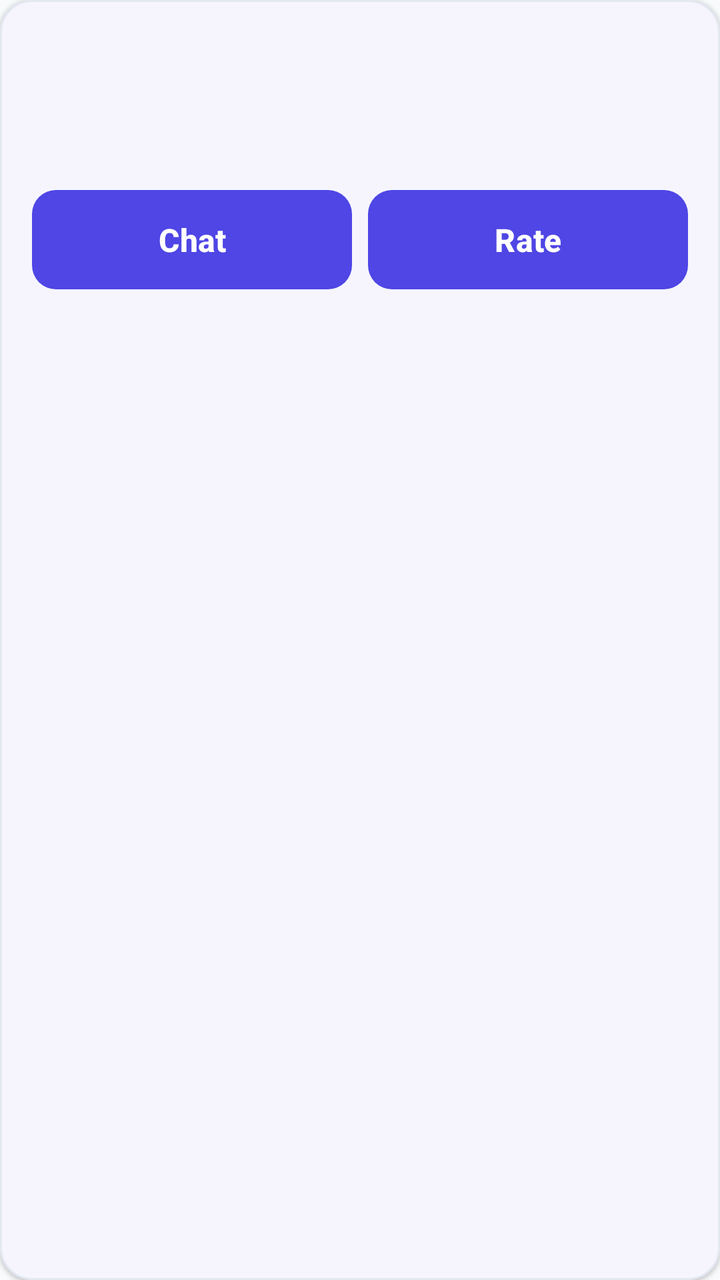
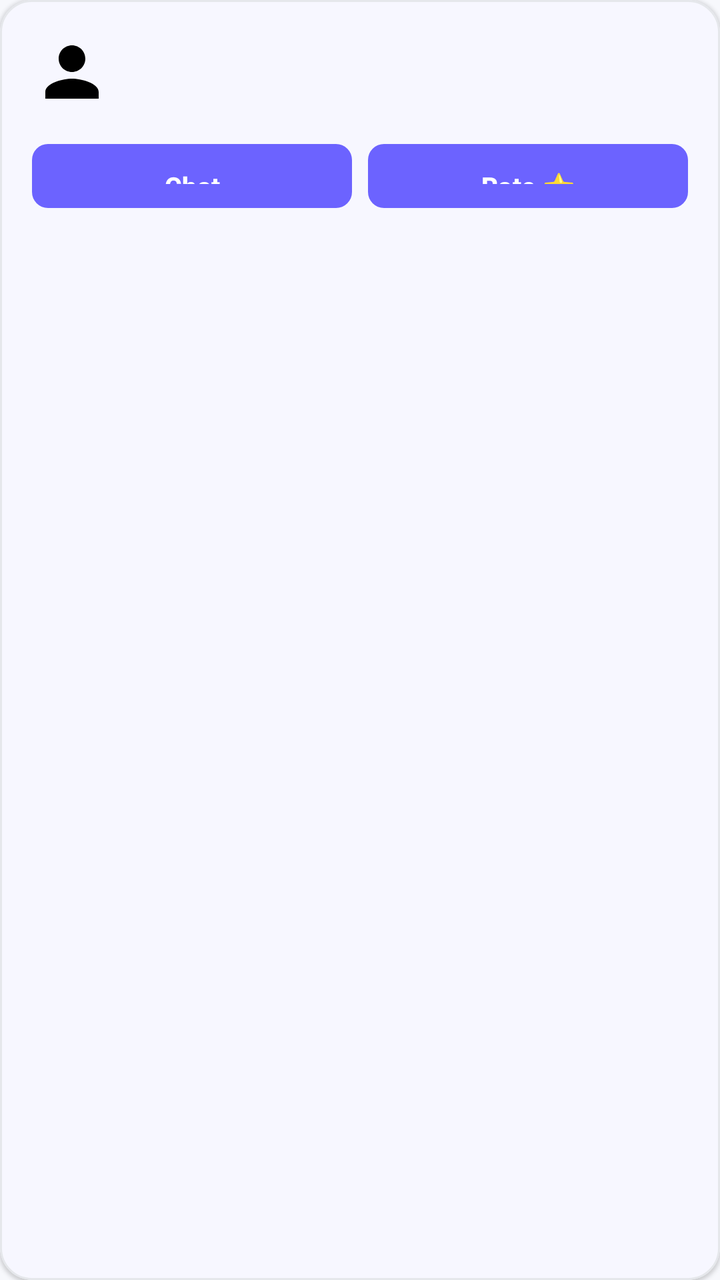

Before-and-after screenshots of an Android layout around one commit, followed by the original layout XML and the change that was made.
<!-- AndroidManifest.xml: application theme Theme.SkillBarter -->
<!-- res/layout/item_exchange.xml -->
<?xml version="1.0" encoding="utf-8"?>
<com.google.android.material.card.MaterialCardView xmlns:android="http://schemas.android.com/apk/res/android"
    xmlns:app="http://schemas.android.com/apk/res-auto"
    android:layout_width="match_parent"
    android:layout_height="wrap_content"
    android:layout_marginBottom="12dp"
    android:clickable="true"
    android:focusable="true"
    app:cardBackgroundColor="@color/surface_white"
    app:cardCornerRadius="16dp"
    app:cardElevation="1dp"
    app:strokeColor="@color/divider_color"
    app:strokeWidth="1dp">

    <LinearLayout
        android:layout_width="match_parent"
        android:layout_height="wrap_content"
        android:orientation="vertical"
        android:padding="16dp">

        <TextView
            android:id="@+id/tvPartnerName"
            android:layout_width="match_parent"
            android:layout_height="wrap_content"
            android:textColor="@color/text_primary"
            android:textSize="16sp"
            android:textStyle="bold" />

        <TextView
            android:id="@+id/tvSkills"
            android:layout_width="match_parent"
            android:layout_height="wrap_content"
            android:layout_marginTop="4dp"
            android:textColor="@color/primary"
            android:textSize="14sp" />

        <TextView
            android:id="@+id/tvStatus"
            android:layout_width="match_parent"
            android:layout_height="wrap_content"
            android:layout_marginTop="2dp"
            android:textColor="@color/text_secondary"
            android:textSize="12sp" />

        <LinearLayout
            android:layout_width="match_parent"
            android:layout_height="wrap_content"
            android:layout_marginTop="12dp"
            android:orientation="horizontal">

            <Button
                android:id="@+id/btnChat"
                style="@style/Widget.SkillBarter.Button"
                android:layout_width="0dp"
                android:layout_height="wrap_content"
                android:layout_marginEnd="8dp"
                android:layout_weight="1"
                android:text="@string/exchanges_chat" />

            <Button
                android:id="@+id/btnRate"
                style="@style/Widget.SkillBarter.Button"
                android:layout_width="0dp"
                android:layout_height="wrap_content"
                android:layout_weight="1"
                android:text="@string/exchanges_rate" />

        </LinearLayout>

    </LinearLayout>

</com.google.android.material.card.MaterialCardView>
<!-- resources referenced by this layout -->
<resources>
  <color name="divider_color">#E2E8F0</color>
  <color name="primary">#4F46E5</color>
  <color name="surface_white">#FFFFFF</color>
  <color name="text_primary">#0F172A</color>
  <color name="text_secondary">#64748B</color>
  <string name="exchanges_chat">Chat</string>
  <string name="exchanges_rate">Rate</string>
  <style name="Widget.SkillBarter.Button" parent="Widget.Material3.Button">
          <item name="backgroundTint">@color/primary</item>
          <item name="android:textColor">@color/white</item>
          <item name="cornerRadius">12dp</item>
          <item name="android:paddingTop">14dp</item>
          <item name="android:paddingBottom">14dp</item>
          <item name="android:textStyle">bold</item>
          <item name="android:textSize">16sp</item>
      </style>
  <style name="Theme.SkillBarter" parent="Base.Theme.SkillBarter" />
  <color name="white">#FFFFFF</color>
  <style name="Base.Theme.SkillBarter" parent="Theme.Material3.DayNight.NoActionBar">
          <item name="colorPrimary">@color/primary</item>
          <item name="colorOnPrimary">@color/white</item>
          <item name="colorPrimaryContainer">@color/primary_light</item>
          <item name="colorOnPrimaryContainer">@color/primary</item>
          <item name="android:colorBackground">@color/bg_light</item>
          <item name="colorSurface">@color/surface_white</item>
          <item name="colorOnSurface">@color/text_primary</item>
          <item name="colorOnSurfaceVariant">@color/text_secondary</item>
          <item name="android:statusBarColor">@color/bg_light</item>
          <item name="android:windowLightStatusBar">true</item>
      </style>
  <color name="primary_light">#EEF2FF</color>
  <color name="bg_light">#F8FAFC</color>
</resources>

<!-- the commit's change to res/layout/item_exchange.xml (unified diff, before → after) -->
@@ -18,30 +18,66 @@
         android:orientation="vertical"
         android:padding="16dp">
 
-        <TextView
-            android:id="@+id/tvPartnerName"
+        
+        <LinearLayout
             android:layout_width="match_parent"
             android:layout_height="wrap_content"
-            android:textColor="@color/text_primary"
-            android:textSize="16sp"
-            android:textStyle="bold" />
+            android:gravity="center_vertical"
+            android:orientation="horizontal">
 
+            <ImageView
+                android:layout_width="40dp"
+                android:layout_height="40dp"
+                android:src="@drawable/ic_profile" />
+
+            <LinearLayout
+                android:layout_width="0dp"
+                android:layout_height="wrap_content"
+                android:layout_marginStart="12dp"
+                android:layout_weight="1"
+                android:orientation="vertical">
+
+                <TextView
+                    android:id="@+id/tvPartnerName"
+                    android:layout_width="wrap_content"
+                    android:layout_height="wrap_content"
+                    android:textColor="@color/text_primary"
+                    android:textSize="15sp"
+                    android:textStyle="bold" />
+
+                <TextView
+                    android:id="@+id/tvSkills"
+                    android:layout_width="wrap_content"
+                    android:layout_height="wrap_content"
+                    android:layout_marginTop="2dp"
+                    android:textColor="@color/primary"
+                    android:textSize="13sp" />
+
+            </LinearLayout>
+
+            
+            <TextView
+                android:id="@+id/tvStatus"
+                android:layout_width="wrap_content"
+                android:layout_height="wrap_content"
+                android:paddingHorizontal="10dp"
+                android:paddingVertical="4dp"
+                android:textSize="11sp"
+                android:textStyle="bold" />
+
+        </LinearLayout>
+
+        
         <TextView
-            android:id="@+id/tvSkills"
+            android:id="@+id/tvSessionDate"
             android:layout_width="match_parent"
             android:layout_height="wrap_content"
-            android:layout_marginTop="4dp"
-            android:textColor="@color/primary"
-            android:textSize="14sp" />
+            android:layout_marginTop="10dp"
+            android:textColor="@color/text_muted"
+            android:textSize="12sp"
+            android:visibility="gone" />
 
-        <TextView
-            android:id="@+id/tvStatus"
-            android:layout_width="match_parent"
-            android:layout_height="wrap_content"
-            android:layout_marginTop="2dp"
-            android:textColor="@color/text_secondary"
-            android:textSize="12sp" />
-
+        
         <LinearLayout
             android:layout_width="match_parent"
             android:layout_height="wrap_content"
@@ -52,18 +88,20 @@
                 android:id="@+id/btnChat"
                 style="@style/Widget.SkillBarter.Button"
                 android:layout_width="0dp"
-                android:layout_height="wrap_content"
+                android:layout_height="40dp"
                 android:layout_marginEnd="8dp"
                 android:layout_weight="1"
-                android:text="@string/exchanges_chat" />
+                android:text="Chat"
+                android:textSize="13sp" />
 
             <Button
                 android:id="@+id/btnRate"
                 style="@style/Widget.SkillBarter.Button"
                 android:layout_width="0dp"
-                android:layout_height="wrap_content"
+                android:layout_height="40dp"
                 android:layout_weight="1"
-                android:text="@string/exchanges_rate" />
+                android:text="Rate ⭐"
+                android:textSize="13sp" />
 
         </LinearLayout>
 
<!-- resource entries referenced after the edit -->
@@ -1,20 +1,29 @@
 <!-- resources referenced by this layout -->
 <resources>
-  <color name="divider_color">#E2E8F0</color>
-  <color name="primary">#4F46E5</color>
+  <color name="divider_color">#E5E7EB</color>
+  <color name="primary">#6C63FF</color>
   <color name="surface_white">#FFFFFF</color>
-  <color name="text_primary">#0F172A</color>
-  <color name="text_secondary">#64748B</color>
-  <string name="exchanges_chat">Chat</string>
-  <string name="exchanges_rate">Rate</string>
+  <color name="text_muted">#9CA3AF</color>
+  <color name="text_primary">#1A1A2E</color>
+  <!-- drawable ic_profile (drawable) -->
+  <vector xmlns:android="http://schemas.android.com/apk/res/android"
+      android:width="24dp"
+      android:height="24dp"
+      android:viewportWidth="24"
+      android:viewportHeight="24">
+    <path
+        android:fillColor="#FF000000"
+        android:pathData="M12,12c2.21,0 4,-1.79 4,-4s-1.79,-4 -4,-4 -4,1.79 -4,4 1.79,4 4,4zM12,14c-2.67,0 -8,1.34 -8,4v2h16v-2c0,-2.66 -5.33,-4 -8,-4z"/>
+  </vector>
+  <color name="text_secondary">#6B7280</color>
   <style name="Widget.SkillBarter.Button" parent="Widget.Material3.Button">
           <item name="backgroundTint">@color/primary</item>
           <item name="android:textColor">@color/white</item>
-          <item name="cornerRadius">12dp</item>
-          <item name="android:paddingTop">14dp</item>
-          <item name="android:paddingBottom">14dp</item>
+          <item name="cornerRadius">8dp</item>
+          <item name="android:paddingTop">12dp</item>
+          <item name="android:paddingBottom">12dp</item>
           <item name="android:textStyle">bold</item>
-          <item name="android:textSize">16sp</item>
+          <item name="android:textSize">14sp</item>
       </style>
   <style name="Theme.SkillBarter" parent="Base.Theme.SkillBarter" />
   <color name="white">#FFFFFF</color>
@@ -27,10 +36,10 @@
           <item name="colorSurface">@color/surface_white</item>
           <item name="colorOnSurface">@color/text_primary</item>
           <item name="colorOnSurfaceVariant">@color/text_secondary</item>
-          <item name="android:statusBarColor">@color/bg_light</item>
+          <item name="android:statusBarColor">@color/surface_white</item>
           <item name="android:windowLightStatusBar">true</item>
       </style>
-  <color name="primary_light">#EEF2FF</color>
-  <color name="bg_light">#F8FAFC</color>
+  <color name="primary_light">#EEF0FF</color>
+  <color name="bg_light">#F7F8FC</color>
 </resources>
 
